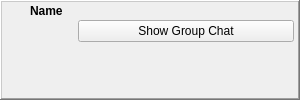
The window that retroshare-gui/src/gui/toaster/GroupChatToaster.ui (RetroShare/RetroShare) describes before a commit, drawn with Qt 5.
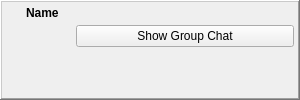
The same window after the commit. Icons and pictures are not drawn. Custom widgets are drawn as their Qt base class.

Commit message: Reworked design of the toaster and moved internal stylesheets to the file Standard.qss.

What changed in the file:
```diff
--- a/retroshare-gui/src/gui/toaster/GroupChatToaster.ui
+++ b/retroshare-gui/src/gui/toaster/GroupChatToaster.ui
@@ -22,7 +22,7 @@
     <height>100</height>
    </size>
   </property>
-  <layout class="QHBoxLayout" name="horizontalLayout">
+  <layout class="QHBoxLayout">
    <property name="spacing">
     <number>0</number>
    </property>
@@ -39,56 +39,47 @@
      </property>
      <layout class="QGridLayout">
       <property name="margin">
-       <number>0</number>
+       <number>2</number>
       </property>
       <property name="spacing">
-       <number>0</number>
+       <number>2</number>
       </property>
       <item row="0" column="0">
-       <layout class="QGridLayout">
+       <layout class="QHBoxLayout">
+        <property name="spacing">
+         <number>6</number>
+        </property>
         <property name="leftMargin">
-         <number>6</number>
-        </property>
-        <property name="topMargin">
          <number>0</number>
         </property>
         <property name="rightMargin">
-         <number>6</number>
-        </property>
-        <property name="bottomMargin">
          <number>0</number>
         </property>
-        <property name="horizontalSpacing">
-         <number>6</number>
-        </property>
-        <property name="verticalSpacing">
-         <number>0</number>
-        </property>
-        <item row="0" column="3">
-         <widget class="QPushButton" name="closeButton">
+        <item>
+         <widget class="QLabel" name="toasterImage">
           <property name="minimumSize">
            <size>
-            <width>18</width>
-            <height>18</height>
+            <width>16</width>
+            <height>16</height>
            </size>
           </property>
           <property name="maximumSize">
            <size>
-            <width>18</width>
-            <height>18</height>
+            <width>16</width>
+            <height>16</height>
            </size>
           </property>
           <property name="icon">
            <iconset resource="../images.qrc">
             <normaloff>:/images/closenormal.png</normaloff>:/images/closenormal.png</iconset>
           </property>
-          <property name="flat">
+          <property name="scaledContents">
            <bool>true</bool>
           </property>
          </widget>
         </item>
-        <item row="0" column="1">
-         <widget class="QLabel" name="nameLabel">
+        <item>
+         <widget class="QLabel" name="toasterLabel">
           <property name="font">
            <font>
             <pointsize>9</pointsize>
@@ -101,85 +92,62 @@
           </property>
          </widget>
         </item>
-        <item row="0" column="0">
-         <widget class="QLabel" name="label_2">
-          <property name="minimumSize">
-           <size>
-            <width>16</width>
-            <height>16</height>
-           </size>
-          </property>
-          <property name="maximumSize">
-           <size>
-            <width>16</width>
-            <height>16</height>
-           </size>
-          </property>
-          <property name="text">
-           <string/>
-          </property>
-          <property name="pixmap">
-           <pixmap resource="../images.qrc">:/images/rstray3.png</pixmap>
-          </property>
-          <property name="scaledContents">
-           <bool>true</bool>
-          </property>
-         </widget>
-        </item>
-        <item row="0" column="2">
-         <spacer name="horizontalSpacer">
+        <item>
+         <spacer>
           <property name="orientation">
            <enum>Qt::Horizontal</enum>
           </property>
           <property name="sizeHint" stdset="0">
            <size>
             <width>0</width>
-            <height>0</height>
+            <height>10</height>
            </size>
           </property>
          </spacer>
         </item>
+        <item>
+         <widget class="QPushButton" name="closeButton">
+          <property name="minimumSize">
+           <size>
+            <width>18</width>
+            <height>18</height>
+           </size>
+          </property>
+          <property name="maximumSize">
+           <size>
+            <width>18</width>
+            <height>18</height>
+           </size>
+          </property>
+          <property name="icon">
+           <iconset resource="../images.qrc">
+            <normaloff>:/images/closenormal.png</normaloff>:/images/closenormal.png</iconset>
+          </property>
+          <property name="flat">
+           <bool>true</bool>
+          </property>
+         </widget>
+        </item>
        </layout>
       </item>
       <item row="1" column="0">
        <layout class="QGridLayout">
-        <property name="leftMargin">
-         <number>4</number>
-        </property>
-        <property name="rightMargin">
-         <number>4</number>
-        </property>
-        <property name="bottomMargin">
-         <number>4</number>
-        </property>
-        <property name="horizontalSpacing">
+        <property name="spacing">
          <number>2</number>
         </property>
-        <property name="verticalSpacing">
-         <number>3</number>
-        </property>
-        <item row="0" column="0" rowspan="3">
-         <widget class="AvatarWidget" name="avatarWidget" native="true">
-          <property name="minimumSize">
-           <size>
-            <width>70</width>
-            <height>70</height>
-           </size>
-          </property>
-          <property name="maximumSize">
-           <size>
-            <width>70</width>
-            <height>70</height>
-           </size>
+        <item row="0" column="1">
+         <widget class="QPushButton" name="toasterButton">
+          <property name="text">
+           <string>Show Group Chat</string>
           </property>
          </widget>
         </item>
-        <item row="1" column="1" rowspan="2">
-         <widget class="QLabel" name="messageLabel">
+        <item row="1" column="1">
+         <widget class="QLabel" name="textLabel">
           <property name="maximumSize">
            <size>
             <width>218</width>
-            <height>45</height>
+            <height>43</height>
            </size>
           </property>
           <property name="wordWrap">
@@ -187,13 +155,19 @@
           </property>
          </widget>
         </item>
-        <item row="0" column="1">
-         <widget class="QPushButton" name="chatButton">
-          <property name="font">
-           <font/>
+        <item row="0" column="0" rowspan="2">
+         <widget class="AvatarWidget" name="avatarWidget">
+          <property name="minimumSize">
+           <size>
+            <width>70</width>
+            <height>70</height>
+           </size>
           </property>
-          <property name="text">
-           <string>Show Group Chat</string>
+          <property name="maximumSize">
+           <size>
+            <width>70</width>
+            <height>70</height>
+           </size>
           </property>
          </widget>
         </item>
```
Left out of the diff: 8 changed lines with no effect on the pictures. The commit also changes 14 other files.
